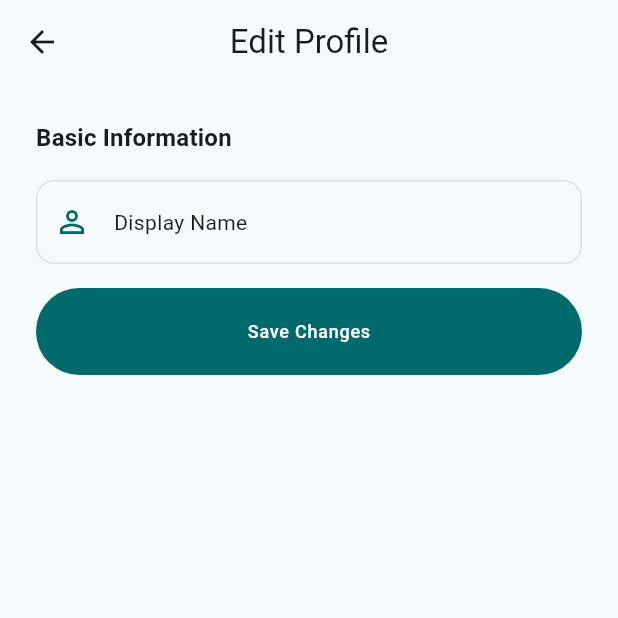
After one commit to sherazahmad720/invisible_labor, a Flutter app: the EditProfileScreen screen opened directly, on a phone screen of 412 x 824 dp, the top half of it. The commit adds this screen. Run offline on Flutter 3.47's test engine with Material 3 defaults, Android fonts, the phone set to English and light mode, and no system bars; our stand-ins replace cached_network_image, cloud_firestore, firebase_auth, firebase_core, form_field_validator, get and 2 more; missing offline and left inert: paginate_firestore_plus; accounts and stored records are empty; network calls fail.

Commit message:
edit profile

```diff
--- a/lib/services/firebase_services.dart
+++ b/lib/services/firebase_services.dart
@@ -26,6 +26,10 @@ class FirebaseServices {
 
   static Future<void> createUser(UserModel user, String userId) async {
     userCollection.doc(userId).set(user.toMap());
+  }
+
+  static Future<void> updateUser(String name, String userId) async {
+    userCollection.doc(userId).update({'displayName': name});
   }
 
   static Future<WorkspaceModel?> getWorkspace(DocumentReference ref) async {
@@ -80,7 +84,8 @@ class FirebaseServices {
   }
 
   Query myRecentTasksQuery(String workspaceId) {
-    return tasksCollection.where('workspaceId', isEqualTo: workspaceId);
-    // .orderBy('startTime');
+    return tasksCollection
+        .where('workspaceId', isEqualTo: workspaceId)
+        .orderBy('startTime');
   }
 }
--- /dev/null
+++ b/lib/views/screens/edit_profile_screen.dart
@@ -0,0 +1,87 @@
+import 'package:firebase_auth/firebase_auth.dart';
+import 'package:flutter/material.dart';
+import 'package:get/get.dart';
+import 'package:labor/controllers/auth_controller.dart';
+import 'package:labor/services/firebase_services.dart';
+import 'package:labor/utils/app_validator.dart';
+import 'package:labor/utils/extentions.dart';
+import 'package:labor/views/widgets/custom_button.dart';
+import 'package:labor/views/widgets/custom_text_form_field.dart';
+
+class EditProfileScreen extends StatelessWidget {
+  EditProfileScreen({super.key});
+
+  final _formKey = GlobalKey<FormState>();
+  final _nameController = TextEditingController();
+
+  @override
+  Widget build(BuildContext context) {
+    AuthController authController = Get.find<AuthController>();
+
+    // Initialize controllers with current values
+    _nameController.text = authController.userModel?.displayName ?? '';
+
+    return Scaffold(
+      appBar: AppBar(
+        backgroundColor: Colors.transparent,
+        elevation: 0,
+        leading: IconButton(
+          icon: Icon(Icons.arrow_back),
+          onPressed: () => Get.back(),
+        ),
+        title: Text(
+          'Edit Profile',
+          style: Theme.of(context).textTheme.titleLarge,
+        ),
+        centerTitle: true,
+      ),
+      body: GetBuilder<AuthController>(
+        builder:
+            (authController) => SingleChildScrollView(
+              child: Padding(
+                padding: EdgeInsets.all(24),
+                child: Form(
+                  key: _formKey,
+                  child: Column(
+                    crossAxisAlignment: CrossAxisAlignment.start,
+                    children: [
+                      Text(
+                        'Basic Information',
+                        style: Theme.of(context).textTheme.titleMedium
+                            ?.copyWith(fontWeight: FontWeight.bold),
+                      ),
+                      16.height,
+                      CustomTextFormField(
+                        controller: _nameController,
+                        validator: AppValidator.nameValidator,
+                        labelText: 'Display Name',
+                        hintText: 'Enter your display name',
+                        prefixIcon: Icons.person_outline,
+                        textCapitalization: TextCapitalization.words,
+                      ),
+
+                      16.height,
+
+                      CustomButton(
+                        buttonText: 'Save Changes',
+                        onPressed: () async {
+                          if (_formKey.currentState!.validate()) {
+                            await FirebaseServices.updateUser(
+                              _nameController.text,
+                              authController.userModel?.ref?.id ?? "",
+                            );
+
+                            await authController.fetchUserModel();
+                            Get.back();
+                          }
+                        },
+                      ),
+                    ],
+                  ),
+                ),
+              ),
+            ),
+      ),
+    );
+  }
+}
--- a/lib/views/screens/navigation/setting_screen.dart
+++ b/lib/views/screens/navigation/setting_screen.dart
@@ -7,6 +7,7 @@ import 'package:labor/services/firebase_services.dart';
 import 'package:labor/utils/app_helper.dart';
 import 'package:labor/utils/enum/button_type.dart';
 import 'package:labor/utils/extentions.dart';
+import 'package:labor/views/screens/edit_profile_screen.dart';
 import 'package:labor/views/screens/workspace/workspace_details_screen.dart';
 import 'package:labor/views/widgets/bottom_sheets/workspace_form.dart';
 import 'package:labor/views/widgets/cards/workspace_detailed_card.dart';
@@ -91,6 +92,7 @@ class SettingScreen extends StatelessWidget {
                         trailingIcon: Icons.edit,
                         buttonHeight: 45,
                         fontSize: 16,
+                        onPressed: () => Get.to(EditProfileScreen()),
                       ),
                     ],
                   ),
```
Also changed, not shown: lib/views/screens/auth/login_screen.dart (+0 -11 lines), lib/views/screens/navigation/dashboard_screen.dart (+22 -12 lines).
